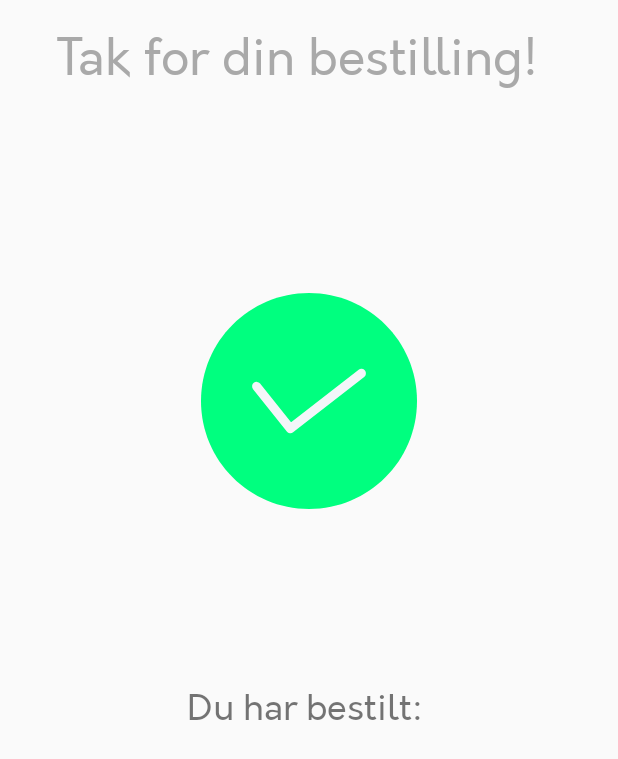
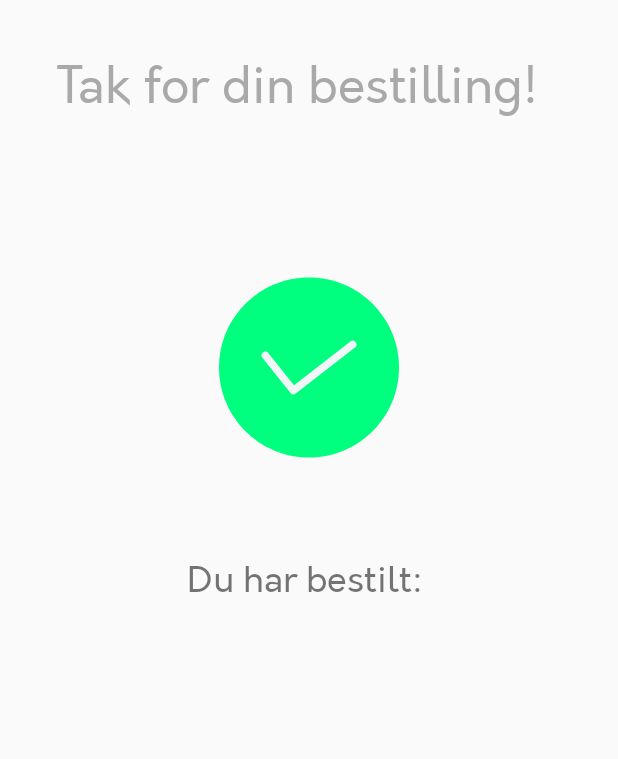
Before and after one commit to MathiasLH/easyOrder, an Android app: the recieptActivity screen opened directly, with no data from a screen before it, on a phone screen of 412 x 824 dp. Shown: the top 759 px of the screen. Run offline under Robolectric (Android 15) with nearby library versions, the phone set to English and light mode, and no system bars; 1 statement that could not run was skipped.

Commit message:
activity_reciept now fits all phone sizes.

```diff
--- a/app/src/main/res/layout/activity_reciept.xml
+++ b/app/src/main/res/layout/activity_reciept.xml
@@ -6,25 +6,14 @@
     android:layout_height="match_parent"
     tools:context=".activities.recieptActivity">
 
-    <LinearLayout
-        android:id="@+id/linearLayout3"
-        android:layout_width="0dp"
-        android:layout_height="436dp"
-        android:layout_marginBottom="19dp"
-        android:orientation="vertical"
-        app:layout_constraintBottom_toTopOf="@+id/orderListView"
-        app:layout_constraintEnd_toEndOf="parent"
-        app:layout_constraintStart_toStartOf="parent"
-        app:layout_constraintTop_toTopOf="parent">
-
     <TextView
         android:id="@+id/sucText"
         android:layout_width="match_parent"
         android:layout_height="wrap_content"
+        android:layout_marginBottom="16dp"
+        android:layout_marginEnd="24dp"
         android:layout_marginStart="16dp"
         android:layout_marginTop="16dp"
-            android:layout_marginEnd="24dp"
-            android:layout_marginBottom="16dp"
         android:fontFamily="serif-monospace"
         android:textAlignment="center"
         android:textColor="#a9a9a9"
@@ -39,24 +28,26 @@
     <com.airbnb.lottie.LottieAnimationView
         android:id="@+id/animation_view"
         android:layout_width="match_parent"
-            android:layout_height="300dp"
+        android:layout_height="250dp"
+        app:layout_constraintEnd_toEndOf="parent"
+        app:layout_constraintStart_toStartOf="parent"
+        app:layout_constraintTop_toBottomOf="@+id/sucText"
         app:lottie_autoPlay="true"
         app:lottie_loop="false"
         app:lottie_rawRes="@raw/load_complete" />
 
-    </LinearLayout>
-
     <TextView
         android:id="@+id/orderListView"
-        android:layout_width="384dp"
+        android:layout_width="0dp"
         android:layout_height="0dp"
+        android:layout_marginBottom="16dp"
+        android:layout_marginEnd="16dp"
         android:layout_marginStart="16dp"
-        android:layout_marginEnd="16dp"
-        android:layout_marginBottom="16dp"
         android:textAlignment="center"
         android:textSize="24sp"
         app:layout_constraintBottom_toBottomOf="parent"
         app:layout_constraintEnd_toEndOf="parent"
         app:layout_constraintStart_toStartOf="parent"
-        app:layout_constraintTop_toBottomOf="@+id/linearLayout3" />
+        app:layout_constraintTop_toBottomOf="@+id/animation_view" />
+
 </android.support.constraint.ConstraintLayout>
```
Lines whose indentation alone changed are shown as unchanged.
